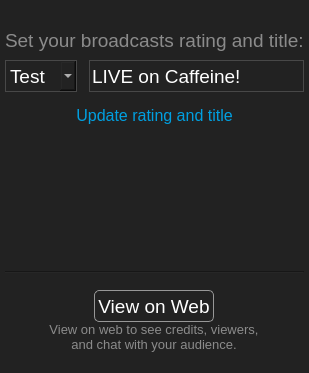
First picture: the form in UI/forms/CaffeinePanel.ui, repository caffeinetv/obs-studio, before the edit.
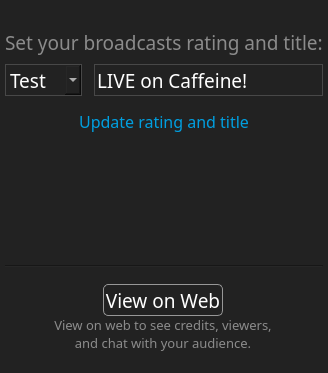
Second picture: the form after the edit.

Commit message: UI: Update Caffeine sign-in page appearance

Diff of the .ui file:
```diff
--- a/UI/forms/CaffeinePanel.ui
+++ b/UI/forms/CaffeinePanel.ui
@@ -144,7 +144,7 @@
             </property>
             <property name="font">
              <font>
-              <family>Segoe UI</family>
+              <family>Poppins</family>
               <pointsize>14</pointsize>
              </font>
             </property>
@@ -212,7 +212,7 @@
                </property>
                <property name="font">
                 <font>
-                 <family>Segoe UI</family>
+                 <family>Poppins</family>
                  <pointsize>14</pointsize>
                  <kerning>true</kerning>
                 </font>
@@ -244,7 +244,7 @@
                </property>
                <property name="font">
                 <font>
-                 <family>Segoe UI</family>
+                 <family>Poppins</family>
                  <pointsize>14</pointsize>
                 </font>
                </property>
@@ -283,7 +283,7 @@
            <widget class="QPushButton" name="updateButton">
             <property name="font">
              <font>
-              <family>Segoe UI</family>
+              <family>Poppins</family>
               <pointsize>12</pointsize>
              </font>
             </property>
@@ -522,7 +522,7 @@
                   </property>
                   <property name="font">
                    <font>
-                    <family>Segoe UI</family>
+                    <family>Poppins</family>
                     <pointsize>14</pointsize>
                    </font>
                   </property>
@@ -568,7 +568,7 @@
                </property>
                <property name="font">
                 <font>
-                 <family>Segoe UI</family>
+                 <family>Poppins</family>
                  <pointsize>10</pointsize>
                 </font>
                </property>
```
The commit also changes 8 other files.
